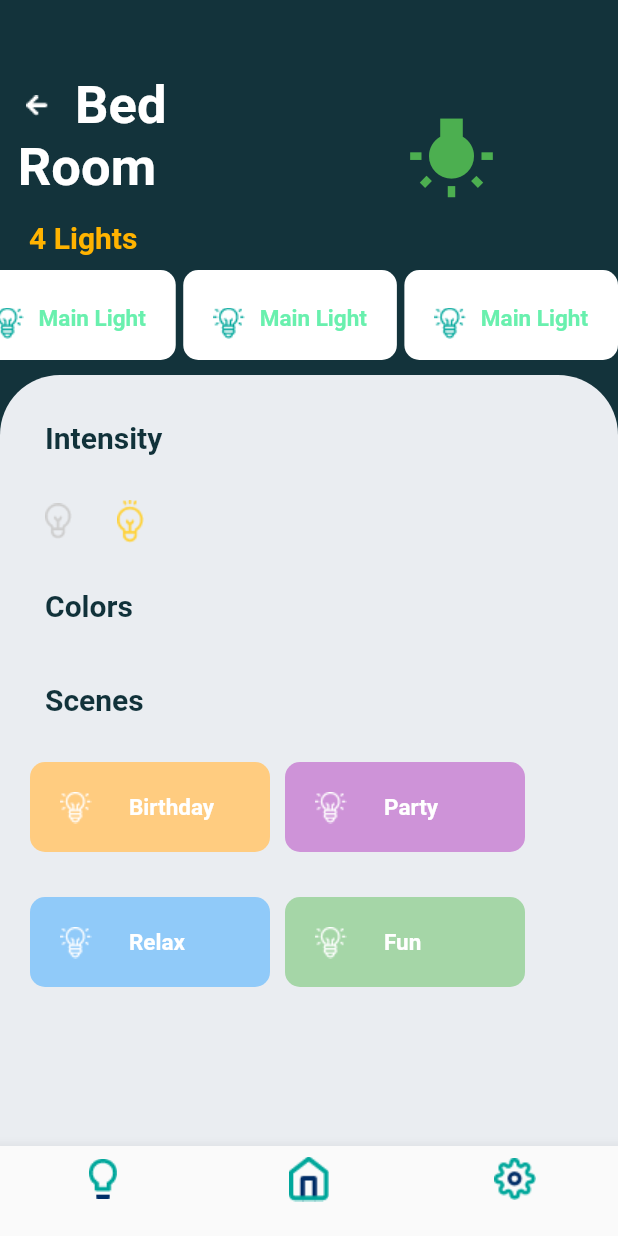
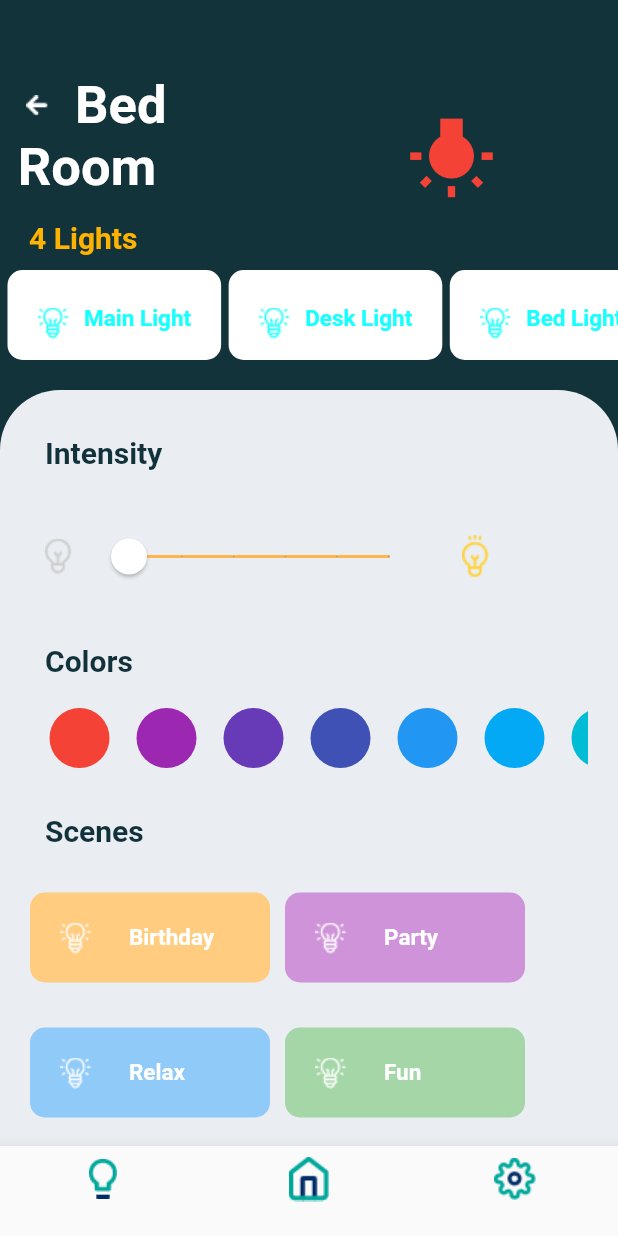
Before and after one commit to rjoshi91/maryland_univ_app, a Flutter app: the RoomFunctioningScreen screen opened by its route, on a phone screen of 412 x 824 dp. Run offline on Flutter 3.47's test engine with Material 2 defaults, Android fonts, the phone set to English and light mode, and no system bars; our stand-ins replace email_validator, fluttertoast; missing offline and left inert: responsive.

Commit message:
commit10

```diff
--- a/lib/screens/control_panel_screen.dart
+++ b/lib/screens/control_panel_screen.dart
@@ -12,6 +12,7 @@ class ControlPanelScreen extends StatefulWidget {
 
 class _ControlPanelScreenState extends State<ControlPanelScreen> {
   int currentTabIndex = 0;
+
   List<Widget> tabs = [
     ControlPanelScreen(),
     ControlPanelScreen(),
--- a/lib/screens/room_functioning_screen.dart
+++ b/lib/screens/room_functioning_screen.dart
@@ -5,6 +5,7 @@ import 'package:maryland_univ_app/screens/control_panel_screen.dart';
 
 
 class RoomFunctioningScreen extends StatefulWidget {
+
   final String usernameController; //if you have multiple values add here
   RoomFunctioningScreen(this.usernameController, {Key key}): super(key: key);//add also..example this.abc,this...
 
@@ -13,6 +14,67 @@ class RoomFunctioningScreen extends StatefulWidget {
 }
 
 class _RoomFunctioningScreenState extends State<RoomFunctioningScreen> {
+
+  Future<int> updateBackgroundColor(int currentColor) async {
+
+    return currentColor;
+  }
+
+  int currentColorSelected = 0;
+
+  final List<Color> bgColors = [
+    Colors.red,
+    Colors.purple,
+    Colors.deepPurple,
+    Colors.indigo,
+    Colors.blue,
+    Colors.lightBlue,
+    Colors.cyan,
+    Colors.teal,
+    Colors.green,
+    Colors.lightGreen,
+    Colors.lime,
+    Colors.yellow,
+    Colors.amber,
+    Colors.orange,
+    Colors.deepOrange,
+    Colors.brown,
+    Colors.grey,
+    Colors.blueGrey,
+  ];
+
+  final List<String> themeText = [
+    "Main Light",
+    "Desk Light",
+    "Bed Light",
+    "Street Light",
+    "Outdoor Lamp",
+  ];
+
+  int _currentIndex = 0;
+  _onChanged() { //update with a new color when the user taps button
+    int _colorCount = bgColors.length;
+
+    setState(() {
+      if (_currentIndex == _colorCount - 1) {
+        _currentIndex = 0;
+      } else {
+        _currentIndex += 1;
+      }
+    });
+
+    //setState(() => (_currentIndex == _colorCount - 1) ? _currentIndex = 1 : _currentIndex += 1);
+  }
+  int _selectedIndex;
+  _onSelected(int index) {
+
+    setState(() {
+      _selectedIndex = index;
+    });
+  }
+
+  double _value = 0;
+
   int currentTabIndex = 0;
   List<Widget> tabs = [
     ControlPanelScreen(),
@@ -125,13 +187,14 @@ class _RoomFunctioningScreenState extends State<RoomFunctioningScreen> {
                           padding: const EdgeInsets.only(top: 40.0, left: 160.0, bottom: 10.0),
                           child: Icon(
                             Icons.wb_incandescent,
-                            color: Colors.green,
+                            color: bgColors[currentColorSelected],
                             size: 60.0,
                           ),
                         ),
 
                       ],
                     ),
+
                     Row(
                       children: <Widget>[
                         Container(
@@ -141,8 +204,8 @@ class _RoomFunctioningScreenState extends State<RoomFunctioningScreen> {
                               scrollDirection: Axis.horizontal,
                               shrinkWrap: true,
                               physics: const ClampingScrollPhysics(),
-                              itemCount: 10,
-                              reverse: true, //makes the list appear in descending order
+                              itemCount: 5,
+                              reverse: false, //makes the list appear in descending order
                               itemBuilder: (BuildContext context, int index) {
                                 return Padding(
                                   padding: const EdgeInsets.only(left: 5.0),
@@ -162,7 +225,7 @@ class _RoomFunctioningScreenState extends State<RoomFunctioningScreen> {
           ),
 
           Padding(
-            padding: const EdgeInsets.only(top: 10.0),
+            padding: const EdgeInsets.only(top: 20.0),
             child: Container(
               height: 800,
               decoration: BoxDecoration(
@@ -200,6 +263,37 @@ class _RoomFunctioningScreenState extends State<RoomFunctioningScreen> {
                         ),
                       ),
 
+                      Padding(
+                        padding: const EdgeInsets.only(top: 20.0),
+                        child: SliderTheme(
+                          data: SliderTheme.of(context).copyWith(
+                            activeTrackColor: Colors.orange[300],
+                            inactiveTrackColor: Colors.orange[300],
+                            trackShape: RectangularSliderTrackShape(),
+                            trackHeight: 2.0,
+                            thumbColor: Colors.white,
+                            thumbShape: RoundSliderThumbShape(enabledThumbRadius: 12.0),
+                            overlayColor: Colors.white.withAlpha(32),
+                            overlayShape: RoundSliderOverlayShape(overlayRadius: 28.0),
+                          ),
+                          child: Container(
+                            width: 230,
+                            child: Slider(
+                                min: 0,
+                                max: 500,
+                                divisions: 5,
+                                value: _value,
+                                onChanged: (value) {
+                                  setState(() {
+                                    _value = value;
+                                  }
+                                  );
+                                }
+                                ),
+                          ),
+                        ),
+                      ),
+
                       Align(
                         alignment: Alignment.topRight,
                         child: Padding(
@@ -225,6 +319,47 @@ class _RoomFunctioningScreenState extends State<RoomFunctioningScreen> {
                         ),
                       )
                   ),
+
+                  Container(
+                    height: 50,
+                    margin: EdgeInsets.only(right: 20, left: 20),
+                    child: ListView.builder(
+                      scrollDirection: Axis.horizontal,
+                      itemCount: bgColors.length,
+                      itemBuilder: (context, index) {
+                        return InkWell(
+                          child: Container(
+                            margin: EdgeInsets.only(top: 10, left: 8),
+                            height: 50,
+                            width: 50,
+                            child: Stack(
+                                children: <Widget>[
+                                  Center(
+                                    child: Container(
+                                        decoration: new BoxDecoration(
+                                          shape: BoxShape.circle,
+                                          color: bgColors[index],
+                                        )
+                                    ),
+                                  ),
+                                ]
+                            ),
+                          ),
+                          onTap: (){
+                            currentColorSelected = bgColors.indexOf(bgColors[index], 0);
+                            setState(() {
+                              index = currentColorSelected;
+                            });
+                            updateBackgroundColor(currentColorSelected);
+                          },
+                        );
+                      },
+
+                    ),
+                  ),
+
+
+
 
                   Align(
                       alignment: Alignment.topLeft,
@@ -452,7 +587,11 @@ class _RoomFunctioningScreenState extends State<RoomFunctioningScreen> {
   }
 
   Widget _buildItems(int index) {
-    return new Container(
+    return InkWell(
+      onTap: (){
+        _onSelected(index);
+      },
+      child: new Container(
         decoration: BoxDecoration(
             borderRadius: BorderRadius.only(
               topRight: Radius.circular(10.0),
@@ -460,7 +599,9 @@ class _RoomFunctioningScreenState extends State<RoomFunctioningScreen> {
               bottomLeft: Radius.circular(10.0),
               bottomRight: Radius.circular(10.0),
             ),
-          color: Colors.white),
+            color:_selectedIndex != null && _selectedIndex == index
+                ? Colors.cyanAccent
+                : Colors.white,),
         padding: const EdgeInsets.all(10.0),
         child: new Row(
           children: [
@@ -469,24 +610,39 @@ class _RoomFunctioningScreenState extends State<RoomFunctioningScreen> {
                 alignment: Alignment.topLeft,
                 child: Padding(
                   padding: const EdgeInsets.only(top: 15.0, right: 10.0, left:10.0, bottom: 0.0),
-                child: Image.asset('images/surface2.png',),
+                  child: InkWell(
+                    onTap: (){
+                      _onSelected(index);
+                    },
+                    child: Image.asset('images/surface2.png',color:  _selectedIndex != null && _selectedIndex == index
+                        ? Colors.white
+                        : Colors.cyanAccent,),
+                  ),
                 ),
               ),
 
               Padding(
                 padding: const EdgeInsets.only(top: 5.0, right: 10.0, left: 0.0, bottom: 0.0),
+                child: InkWell(
+                  onTap: (){
+                    _onSelected(index);
+                  },
                   child: Text(
-                "Main Light",
+                    themeText[index],
                     style: TextStyle(
-                  color: Colors.greenAccent,
+                      color: _selectedIndex != null && _selectedIndex == index
+                          ? Colors.white
+                          : Colors.cyanAccent,
                       fontSize: 15.0,
                       fontWeight: FontWeight.bold,
+                    ),
                   ),
                 ),
               ),
             ])
           ],
         ),
+      ),
     );
   }
 
--- a/lib/screens/signin_screen.dart
+++ b/lib/screens/signin_screen.dart
@@ -2,6 +2,7 @@ import 'package:flutter/material.dart';
 import 'package:fluttertoast/fluttertoast.dart';
 import 'package:maryland_univ_app/screens/signup_screen.dart';
 import 'package:maryland_univ_app/screens/splash_screen.dart';
+import 'package:responsive/responsive.dart';
 
 class SignIn extends StatefulWidget {
   SignIn({Key key, this.title}) : super(key: key);
@@ -34,7 +35,7 @@ class _SignInState extends State<SignIn> {
                 Align(
                     alignment: Alignment.topLeft,
                     child: Image.asset(
-                      'images/mask_group_2.png', width: 990, height: 390,)),
+                      'images/mask_group_2.png', width: 800, height: 300,)),
               ],
             ),
           ),
@@ -200,7 +201,6 @@ class _SignInState extends State<SignIn> {
                         child: Center(
                           child: Row(
                             children: <Widget>[
-
                               Padding(
                                 padding: const EdgeInsets.only(
                                     right: 20, left: 60),
--- a/pubspec.yaml
+++ b/pubspec.yaml
@@ -25,6 +25,8 @@ dependencies:
   cupertino_icons: ^0.1.2
   email_validator: ^1.0.0
   fluttertoast: ^3.1.3
+  responsive: 0.2.3+4
+
 
 dev_dependencies:
   flutter_test:
```
Also changed, not shown: pubspec.lock. Lines whose indentation alone changed are shown as unchanged.
